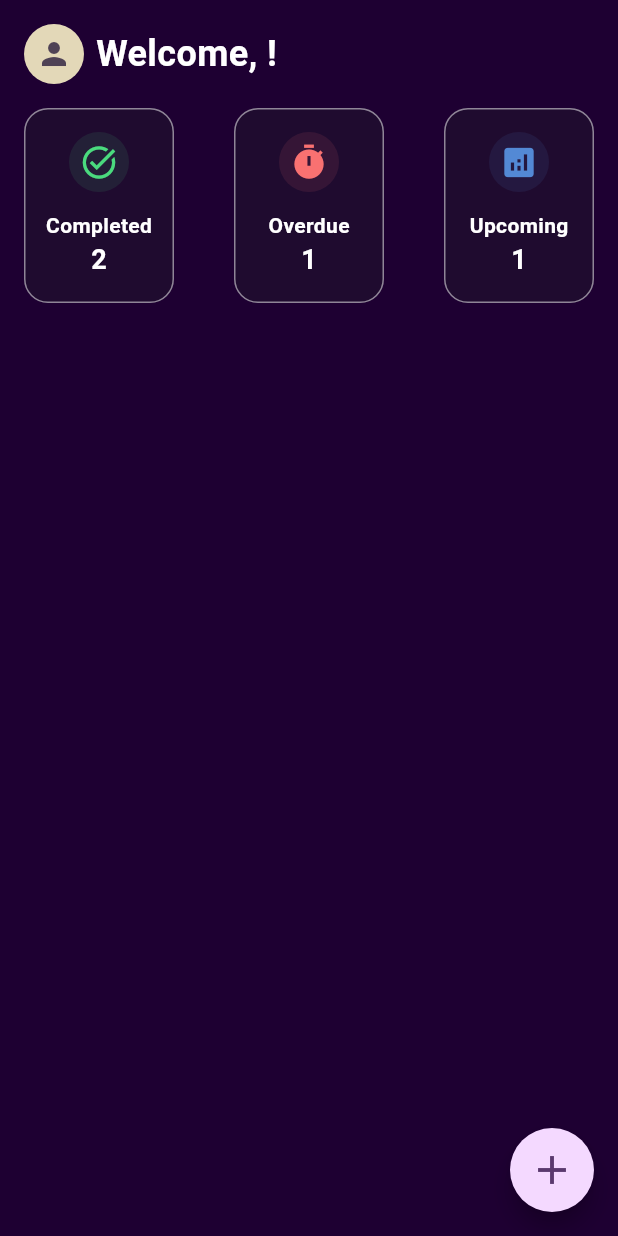
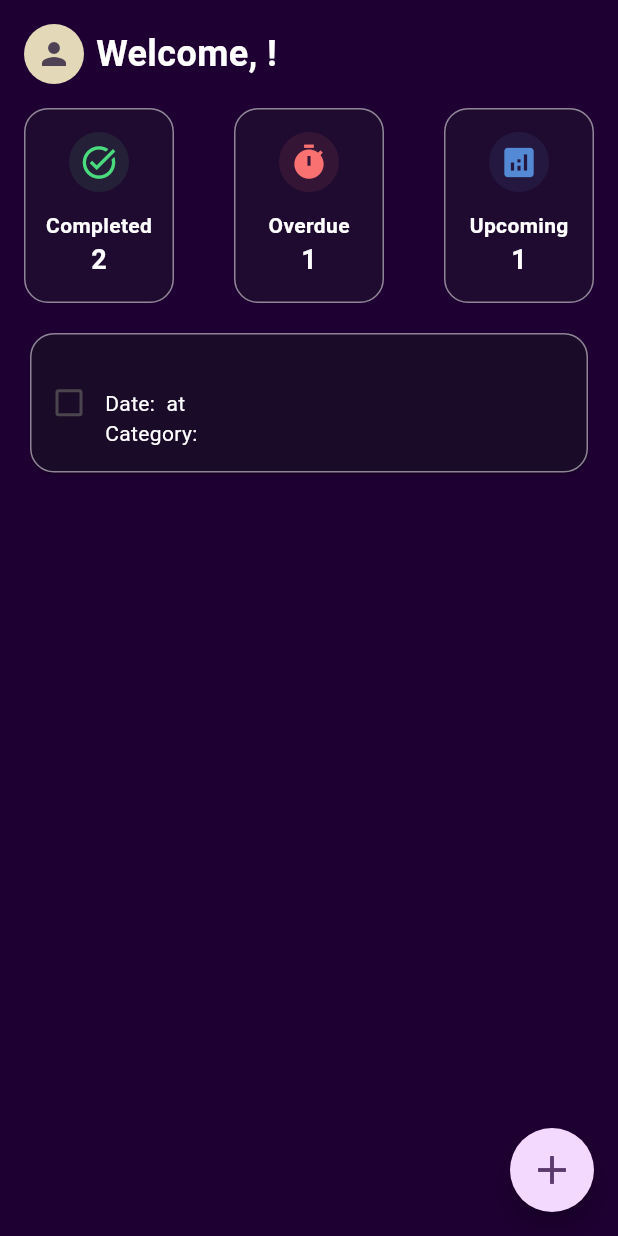
Before and after one commit to MariamAdelMM/TaskFlow, a Flutter app: the HomeScreen screen opened by its route, on a phone screen of 412 x 824 dp. Run offline on Flutter 3.47's test engine with Material 3 defaults, Android fonts, the phone set to English and light mode, and no system bars; our stand-ins replace shared_preferences; accounts and stored records are empty.

Commit message:
feat:format time

```diff
--- a/task_flow/lib/screens/add_task.dart
+++ b/task_flow/lib/screens/add_task.dart
@@ -34,9 +34,7 @@ class _AddTasksScreenState extends State<AddTasksScreen> {
   String _formatTime(TimeOfDay time) {
     final int hour = time.hour;
     final int minute = time.minute;
-
     final String period = hour >= 12 ? "PM" : "AM";
-
     final int hour12 = hour == 0
         ? 12
         : hour > 12
@@ -59,8 +57,8 @@ class _AddTasksScreenState extends State<AddTasksScreen> {
     final prefs = await SharedPreferences.getInstance();
     await prefs.setString('title', title);
     await prefs.setString('description', description);
-    await prefs.setString('date', date.toString());
-    await prefs.setString('time', time.toString());
+    await prefs.setString('date', _formatDate(date));
+    await prefs.setString('time', _formatTime(time));
     await prefs.setString('category', category.name);
     await prefs.setString('priority', priority.name);
   }
--- a/task_flow/lib/screens/home.dart
+++ b/task_flow/lib/screens/home.dart
@@ -3,6 +3,7 @@ import 'package:flutter/services.dart';
 import 'package:shared_preferences/shared_preferences.dart';
 import 'package:task_flow/data/data.dart';
 import 'package:task_flow/screens/add_task.dart';
+import 'package:task_flow/widgets/TaskList.dart';
 import 'package:task_flow/widgets/categories.dart';
 
 class HomeScreen extends StatefulWidget {
@@ -14,31 +15,6 @@ class HomeScreen extends StatefulWidget {
 
 class _HomeScreenState extends State<HomeScreen> {
   String name = '';
-  String taskTitle = '';
-  String taskDescription = '';
-  String taskDate = '';
-  String taskTime = '';
-  String taskCategory = '';
-  String taskPriority = '';
-
-  Future<void> _loadTask() async {
-    final prefs = await SharedPreferences.getInstance();
-
-    setState(() {
-      taskTitle = prefs.getString('title') ?? '';
-      taskDescription = prefs.getString('description') ?? '';
-      taskDate = prefs.getString('date') != null
-          ? DateTime.parse(
-              prefs.getString('date')!,
-            ).toLocal().toString().split(' ')[0]
-          : '';
-      taskTime = prefs.getString('time') != null
-          ? prefs.getString('time')!
-          : '';
-      taskCategory = prefs.getString('category') ?? '';
-      taskPriority = prefs.getString('priority') ?? '';
-    });
-  }
 
   String capitalize(String value) {
     if (value.isEmpty) return value;
@@ -60,16 +36,15 @@ class _HomeScreenState extends State<HomeScreen> {
   }
 
   final List<Map<String, dynamic>> items = [
-    {'icon': Icons.task_alt, 'label': 'Completed', "number": 2},
-    {'icon': Icons.timer, 'label': 'Overdue', "number": 1222},
-    {'icon': Icons.analytics, 'label': 'Upcoming', "number": 12},
+    {'icon': Icons.task_alt, 'label': 'Completed'},
+    {'icon': Icons.timer, 'label': 'Overdue'},
+    {'icon': Icons.analytics, 'label': 'Upcoming'},
   ];
 
   @override
   void initState() {
     super.initState();
     _loadName(); //// load name when screen initializes
-    _loadTask(); // load the task when home screen opens
   }
 
   @override
@@ -118,48 +93,8 @@ class _HomeScreenState extends State<HomeScreen> {
                 children: [
                   CategoriesItems(tasks: dummyTasks),
                   const SizedBox(height: 16),
-                  if (taskTitle.isNotEmpty)
-                    Card(
-                      color: Theme.of(context).colorScheme.primaryContainer,
-                      shape: RoundedRectangleBorder(
-                        borderRadius: BorderRadius.circular(12),
-                      ),
-                      child: Padding(
-                        padding: const EdgeInsets.all(16.0),
-                        child: Column(
-                          crossAxisAlignment: CrossAxisAlignment.start,
-                          children: [
-                            Text(
-                              'Title: $taskTitle',
-                              style: TextStyle(
-                                color: Colors.white,
-                                fontWeight: FontWeight.bold,
-                              ),
-                            ),
-                            Text(
-                              'Description: $taskDescription',
-                              style: TextStyle(color: Colors.white),
-                            ),
-                            Text(
-                              'Date: $taskDate',
-                              style: TextStyle(color: Colors.white),
-                            ),
-                            Text(
-                              'Time: $taskTime',
-                              style: TextStyle(color: Colors.white),
-                            ),
-                            Text(
-                              'Category: $taskCategory',
-                              style: TextStyle(color: Colors.white),
-                            ),
-                            Text(
-                              'Priority: $taskPriority',
-                              style: TextStyle(color: Colors.white),
-                            ),
-                          ],
-                        ),
-                      ),
-                    ),
+                  TaskList(),
+                  const SizedBox(height: 16),
                 ],
               ),
             ],
--- /dev/null
+++ b/task_flow/lib/widgets/TaskList.dart
@@ -0,0 +1,95 @@
+import 'package:flutter/material.dart';
+import 'package:shared_preferences/shared_preferences.dart';
+
+class TaskList extends StatefulWidget {
+  const TaskList({super.key});
+
+  @override
+  State<TaskList> createState() => _TaskListState();
+}
+
+class _TaskListState extends State<TaskList> {
+  String taskTitle = '';
+  String taskDescription = '';
+  String taskDate = '';
+  String taskTime = '';
+  String taskCategory = '';
+  String taskPriority = '';
+  bool isCompleted = false;
+
+  Future<void> _loadTask() async {
+    final prefs = await SharedPreferences.getInstance();
+
+    setState(() {
+      taskTitle = prefs.getString('title') ?? '';
+      taskDescription = prefs.getString('description') ?? '';
+      taskDate = prefs.getString('date') ?? '';
+      taskTime = prefs.getString('time') ?? '';
+      taskCategory = prefs.getString('category') ?? '';
+      taskPriority = prefs.getString('priority') ?? '';
+    });
+  }
+
+  @override
+  void initState() {
+    super.initState();
+
+    _loadTask(); // load the task when home screen opens
+  }
+
+  @override
+  Widget build(BuildContext context) {
+    return SizedBox(
+      width: double.infinity,
+      child: Card(
+        color: const Color.fromRGBO(31, 22, 43, 0.5),
+        shape: RoundedRectangleBorder(
+          borderRadius: BorderRadius.circular(16),
+          side: BorderSide(
+            color: Theme.of(context).colorScheme.onPrimary.withOpacity(0.5),
+            width: 1,
+          ),
+        ),
+        child: Padding(
+          padding: const EdgeInsets.symmetric(vertical: 16, horizontal: 2),
+          child: Row(
+            mainAxisAlignment: MainAxisAlignment.start,
+            children: [
+              Checkbox(
+                value: isCompleted,
+                activeColor: Theme.of(context).colorScheme.primary,
+                onChanged: (value) {
+                  setState(() {
+                    isCompleted = value ?? false;
+                  });
+                },
+              ),
+              Column(
+                crossAxisAlignment: CrossAxisAlignment.start,
+                children: [
+                  Text(
+                    taskTitle,
+                    style: TextStyle(
+                      color: Colors.white,
+                      fontWeight: FontWeight.bold,
+                    ),
+                  ),
+
+                  Text(
+                    'Date: $taskDate at $taskTime',
+                    style: TextStyle(color: Colors.white),
+                  ),
+
+                  Text(
+                    'Category: $taskCategory',
+                    style: TextStyle(color: Colors.white),
+                  ),
+                ],
+              ),
+            ],
+          ),
+        ),
+      ),
+    );
+  }
+}
--- a/task_flow/pubspec.yaml
+++ b/task_flow/pubspec.yaml
@@ -36,6 +36,7 @@ dependencies:
   cupertino_icons: ^1.0.8
   shared_preferences: ^2.5.4
   table_calendar: ^3.2.0
+  intl: ^0.20.2
 
 dev_dependencies:
   flutter_test:
```
Also changed, not shown: task_flow/pubspec.lock.
